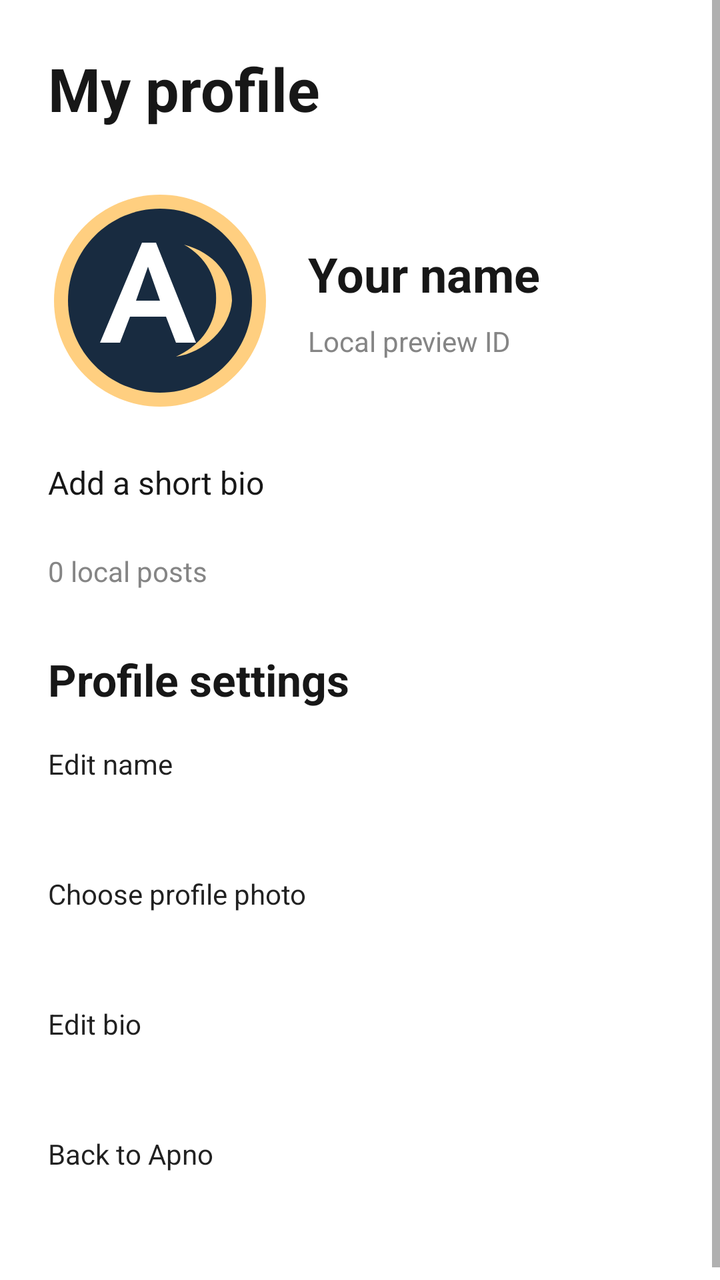
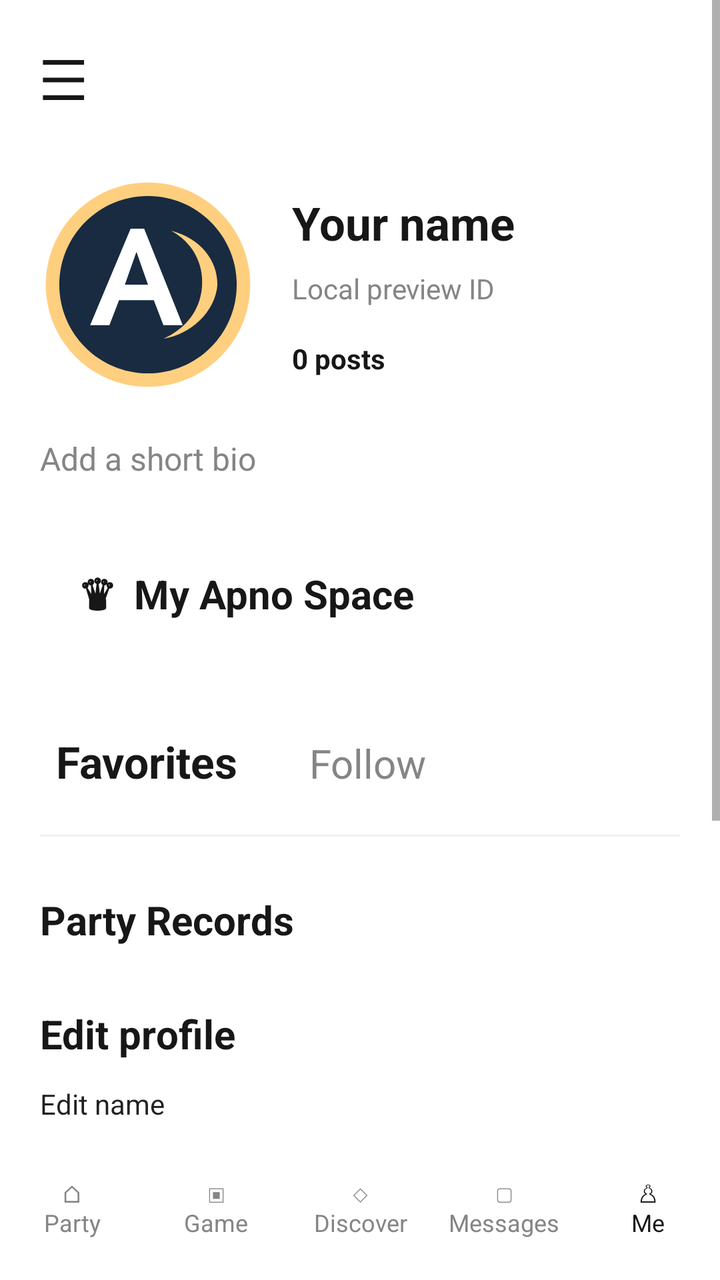

Compare the two renders of this Android layout. The source of the first and the diff that turns it into the second are given below.
<!-- AndroidManifest.xml: application theme android:Theme.Material.Light.NoActionBar -->
<!-- res/layout/activity_profile.xml -->
<ScrollView xmlns:android="http://schemas.android.com/apk/res/android"
    android:layout_width="match_parent" android:layout_height="match_parent" android:background="@color/paper">
    <LinearLayout android:layout_width="match_parent" android:layout_height="wrap_content" android:orientation="vertical" android:padding="24dp">
        <TextView android:layout_width="match_parent" android:layout_height="wrap_content" android:text="My profile"
            android:textSize="30sp" android:textStyle="bold" android:textColor="@color/ink" />
        <LinearLayout android:layout_width="match_parent" android:layout_height="wrap_content" android:orientation="horizontal"
            android:gravity="center_vertical" android:layout_marginTop="30dp">
            <ImageView android:id="@+id/profile_photo" android:layout_width="112dp" android:layout_height="112dp"
                android:src="@drawable/apno_mark" android:scaleType="centerCrop" android:contentDescription="Profile photo" />
            <LinearLayout android:layout_width="0dp" android:layout_height="wrap_content" android:layout_weight="1"
                android:orientation="vertical" android:paddingLeft="18dp">
                <TextView android:id="@+id/name" android:layout_width="match_parent" android:layout_height="wrap_content"
                    android:text="Your name" android:textSize="24sp" android:textStyle="bold" android:textColor="@color/ink" />
                <TextView android:id="@+id/preview_id" android:layout_width="match_parent" android:layout_height="wrap_content"
                    android:layout_marginTop="8dp" android:text="Local preview ID" android:textColor="@color/subtle" />
            </LinearLayout>
        </LinearLayout>
        <TextView android:id="@+id/bio" android:layout_width="match_parent" android:layout_height="wrap_content"
            android:layout_marginTop="24dp" android:text="Add a short bio" android:textColor="@color/ink" android:textSize="16sp" />
        <TextView android:id="@+id/post_count" android:layout_width="match_parent" android:layout_height="wrap_content"
            android:layout_marginTop="24dp" android:text="0 local posts" android:textColor="@color/subtle" />
        <TextView android:layout_width="match_parent" android:layout_height="wrap_content" android:layout_marginTop="30dp"
            android:text="Profile settings" android:textColor="@color/ink" android:textStyle="bold" android:textSize="22sp" />
        <Button android:id="@+id/edit_name" android:layout_width="match_parent" android:layout_height="55dp"
            android:layout_marginTop="18dp" android:text="Edit name" android:textAllCaps="false" />
        <Button android:id="@+id/choose_photo" android:layout_width="match_parent" android:layout_height="55dp"
            android:layout_marginTop="10dp" android:text="Choose profile photo" android:textAllCaps="false" />
        <Button android:id="@+id/edit_bio" android:layout_width="match_parent" android:layout_height="55dp"
            android:layout_marginTop="10dp" android:text="Edit bio" android:textAllCaps="false" />
        <Button android:id="@+id/back" android:layout_width="match_parent" android:layout_height="55dp"
            android:layout_marginTop="10dp" android:text="Back to Apno" android:textAllCaps="false" />
    </LinearLayout>
</ScrollView>
<!-- resources referenced by this layout -->
<resources>
  <color name="ink">#171717</color>
  <color name="paper">#FFFFFF</color>
  <color name="subtle">#858585</color>
  <!-- drawable apno_mark (drawable) -->
  <vector xmlns:android="http://schemas.android.com/apk/res/android" android:width="112dp" android:height="112dp" android:viewportWidth="112" android:viewportHeight="112">
  <path android:fillColor="#FFCF80" android:pathData="M56,3 C85.3,3 109,26.7 109,56 C109,85.3 85.3,109 56,109 C26.7,109 3,85.3 3,56 C3,26.7 26.7,3 56,3 Z"/>
  <path android:fillColor="#182B40" android:pathData="M56,10 C81.4,10 102,30.6 102,56 C102,81.4 81.4,102 56,102 C30.6,102 10,81.4 10,56 C10,30.6 30.6,10 56,10 Z"/>
  <path android:fillColor="#FFFFFF" android:pathData="M54,27 L74,77 L64,77 L59,64 L41,64 L36,77 L26,77 L47,27 Z M50,39 L44,56 L56,56 Z"/>
  <path android:fillColor="#FFCF80" android:pathData="M68,28 C79,34 85,45 84,57 C83,70 75,79 64,84 C78,82 91,70 92,56 C92,43 83,32 68,28 Z"/>
  </vector>
</resources>

<!-- the commit's change to res/layout/activity_profile.xml (unified diff, before → after) -->
@@ -1,33 +1,62 @@
-<ScrollView xmlns:android="http://schemas.android.com/apk/res/android"
-    android:layout_width="match_parent" android:layout_height="match_parent" android:background="@color/paper">
-    <LinearLayout android:layout_width="match_parent" android:layout_height="wrap_content" android:orientation="vertical" android:padding="24dp">
-        <TextView android:layout_width="match_parent" android:layout_height="wrap_content" android:text="My profile"
-            android:textSize="30sp" android:textStyle="bold" android:textColor="@color/ink" />
-        <LinearLayout android:layout_width="match_parent" android:layout_height="wrap_content" android:orientation="horizontal"
-            android:gravity="center_vertical" android:layout_marginTop="30dp">
-            <ImageView android:id="@+id/profile_photo" android:layout_width="112dp" android:layout_height="112dp"
-                android:src="@drawable/apno_mark" android:scaleType="centerCrop" android:contentDescription="Profile photo" />
-            <LinearLayout android:layout_width="0dp" android:layout_height="wrap_content" android:layout_weight="1"
-                android:orientation="vertical" android:paddingLeft="18dp">
-                <TextView android:id="@+id/name" android:layout_width="match_parent" android:layout_height="wrap_content"
-                    android:text="Your name" android:textSize="24sp" android:textStyle="bold" android:textColor="@color/ink" />
-                <TextView android:id="@+id/preview_id" android:layout_width="match_parent" android:layout_height="wrap_content"
-                    android:layout_marginTop="8dp" android:text="Local preview ID" android:textColor="@color/subtle" />
+<LinearLayout xmlns:android="http://schemas.android.com/apk/res/android"
+    android:layout_width="match_parent" android:layout_height="match_parent"
+    android:orientation="vertical" android:background="@color/paper">
+    <ScrollView android:layout_width="match_parent" android:layout_height="0dp" android:layout_weight="1">
+        <LinearLayout android:layout_width="match_parent" android:layout_height="wrap_content"
+            android:orientation="vertical" android:padding="20dp">
+            <TextView android:layout_width="match_parent" android:layout_height="wrap_content"
+                android:text="☰" android:textSize="28sp" android:textColor="@color/ink" />
+            <LinearLayout android:layout_width="match_parent" android:layout_height="wrap_content"
+                android:orientation="horizontal" android:gravity="center_vertical" android:layout_marginTop="30dp">
+                <ImageView android:id="@+id/profile_photo" android:layout_width="108dp" android:layout_height="108dp"
+                    android:src="@drawable/apno_mark" android:scaleType="centerCrop" android:contentDescription="Profile photo" />
+                <LinearLayout android:layout_width="0dp" android:layout_height="wrap_content" android:layout_weight="1"
+                    android:orientation="vertical" android:paddingLeft="18dp">
+                    <TextView android:id="@+id/name" android:layout_width="match_parent" android:layout_height="wrap_content"
+                        android:text="Your name" android:textSize="23sp" android:textStyle="bold" android:textColor="@color/ink" />
+                    <TextView android:id="@+id/preview_id" android:layout_width="match_parent" android:layout_height="wrap_content"
+                        android:layout_marginTop="8dp" android:text="Local preview ID" android:textColor="@color/subtle" />
+                    <TextView android:id="@+id/post_count" android:layout_width="match_parent" android:layout_height="wrap_content"
+                        android:layout_marginTop="16dp" android:text="0 posts" android:textColor="@color/ink" android:textStyle="bold" />
+                </LinearLayout>
             </LinearLayout>
+            <TextView android:id="@+id/bio" android:layout_width="match_parent" android:layout_height="wrap_content"
+                android:layout_marginTop="22dp" android:text="Add a short bio" android:textColor="@color/subtle" android:textSize="16sp" />
+            <TextView android:layout_width="match_parent" android:layout_height="70dp" android:layout_marginTop="22dp"
+                android:gravity="center_vertical" android:paddingLeft="20dp" android:text="♛  My Apno Space"
+                android:textColor="@color/ink" android:textStyle="bold" android:textSize="20sp"
+                android:background="@drawable/profile_banner" />
+            <LinearLayout android:layout_width="match_parent" android:layout_height="wrap_content"
+                android:orientation="horizontal" android:layout_marginTop="26dp">
+                <TextView android:id="@+id/profile_favorites" android:layout_width="wrap_content" android:layout_height="wrap_content"
+                    android:text="Favorites" android:textColor="@color/ink" android:textSize="22sp" android:textStyle="bold" android:padding="8dp" />
+                <TextView android:id="@+id/profile_follow" android:layout_width="wrap_content" android:layout_height="wrap_content"
+                    android:text="Follow" android:textColor="@color/subtle" android:textSize="20sp" android:padding="8dp" android:layout_marginLeft="20dp" />
+            </LinearLayout>
+            <View android:layout_width="match_parent" android:layout_height="1dp" android:layout_marginTop="14dp" android:background="@color/line" />
+            <TextView android:id="@+id/record_title" android:layout_width="match_parent" android:layout_height="wrap_content"
+                android:layout_marginTop="28dp" android:text="Party Records" android:textColor="@color/ink"
+                android:textSize="20sp" android:textStyle="bold" />
+            <LinearLayout android:id="@+id/profile_records" android:layout_width="match_parent"
+                android:layout_height="wrap_content" android:orientation="vertical" />
+            <TextView android:layout_width="match_parent" android:layout_height="wrap_content" android:layout_marginTop="30dp"
+                android:text="Edit profile" android:textColor="@color/ink" android:textSize="20sp" android:textStyle="bold" />
+            <Button android:id="@+id/edit_name" android:layout_width="match_parent" android:layout_height="50dp"
+                android:layout_marginTop="12dp" android:text="Edit name" android:textAllCaps="false" />
+            <Button android:id="@+id/choose_photo" android:layout_width="match_parent" android:layout_height="50dp"
+                android:layout_marginTop="8dp" android:text="Choose profile photo" android:textAllCaps="false" />
+            <Button android:id="@+id/edit_bio" android:layout_width="match_parent" android:layout_height="50dp"
+                android:layout_marginTop="8dp" android:text="Edit bio" android:textAllCaps="false" />
+            <Button android:id="@+id/back" android:layout_width="match_parent" android:layout_height="50dp"
+                android:layout_marginTop="8dp" android:text="Back to Apno" android:textAllCaps="false" />
         </LinearLayout>
-        <TextView android:id="@+id/bio" android:layout_width="match_parent" android:layout_height="wrap_content"
-            android:layout_marginTop="24dp" android:text="Add a short bio" android:textColor="@color/ink" android:textSize="16sp" />
-        <TextView android:id="@+id/post_count" android:layout_width="match_parent" android:layout_height="wrap_content"
-            android:layout_marginTop="24dp" android:text="0 local posts" android:textColor="@color/subtle" />
-        <TextView android:layout_width="match_parent" android:layout_height="wrap_content" android:layout_marginTop="30dp"
-            android:text="Profile settings" android:textColor="@color/ink" android:textStyle="bold" android:textSize="22sp" />
-        <Button android:id="@+id/edit_name" android:layout_width="match_parent" android:layout_height="55dp"
-            android:layout_marginTop="18dp" android:text="Edit name" android:textAllCaps="false" />
-        <Button android:id="@+id/choose_photo" android:layout_width="match_parent" android:layout_height="55dp"
-            android:layout_marginTop="10dp" android:text="Choose profile photo" android:textAllCaps="false" />
-        <Button android:id="@+id/edit_bio" android:layout_width="match_parent" android:layout_height="55dp"
-            android:layout_marginTop="10dp" android:text="Edit bio" android:textAllCaps="false" />
-        <Button android:id="@+id/back" android:layout_width="match_parent" android:layout_height="55dp"
-            android:layout_marginTop="10dp" android:text="Back to Apno" android:textAllCaps="false" />
+    </ScrollView>
+    <LinearLayout android:layout_width="match_parent" android:layout_height="72dp" android:orientation="horizontal"
+        android:gravity="center_vertical" android:background="@color/paper">
+        <TextView android:id="@+id/profile_tab_party" style="@style/ApnoTab" android:text="⌂\nParty" />
+        <TextView android:id="@+id/profile_tab_game" style="@style/ApnoTab" android:text="▣\nGame" />
+        <TextView android:id="@+id/profile_tab_discover" style="@style/ApnoTab" android:text="◇\nDiscover" />
+        <TextView android:id="@+id/profile_tab_messages" style="@style/ApnoTab" android:text="▢\nMessages" />
+        <TextView android:id="@+id/profile_tab_me" style="@style/ApnoTab" android:text="♙\nMe" android:textColor="@color/ink" />
     </LinearLayout>
-</ScrollView>
+</LinearLayout>
<!-- resource entries referenced after the edit -->
@@ -1,6 +1,7 @@
 <!-- resources referenced by this layout -->
 <resources>
   <color name="ink">#171717</color>
+  <color name="line">#F1F1F4</color>
   <color name="paper">#FFFFFF</color>
   <color name="subtle">#858585</color>
   <!-- drawable apno_mark (drawable) -->
@@ -10,5 +11,13 @@
   <path android:fillColor="#FFFFFF" android:pathData="M54,27 L74,77 L64,77 L59,64 L41,64 L36,77 L26,77 L47,27 Z M50,39 L44,56 L56,56 Z"/>
   <path android:fillColor="#FFCF80" android:pathData="M68,28 C79,34 85,45 84,57 C83,70 75,79 64,84 C78,82 91,70 92,56 C92,43 83,32 68,28 Z"/>
   </vector>
+  <style name="ApnoTab">
+          <item name="android:layout_width">0dp</item>
+          <item name="android:layout_height">match_parent</item>
+          <item name="android:layout_weight">1</item>
+          <item name="android:gravity">center</item>
+          <item name="android:textColor">@color/subtle</item>
+          <item name="android:textSize">12sp</item>
+      </style>
 </resources>
 
